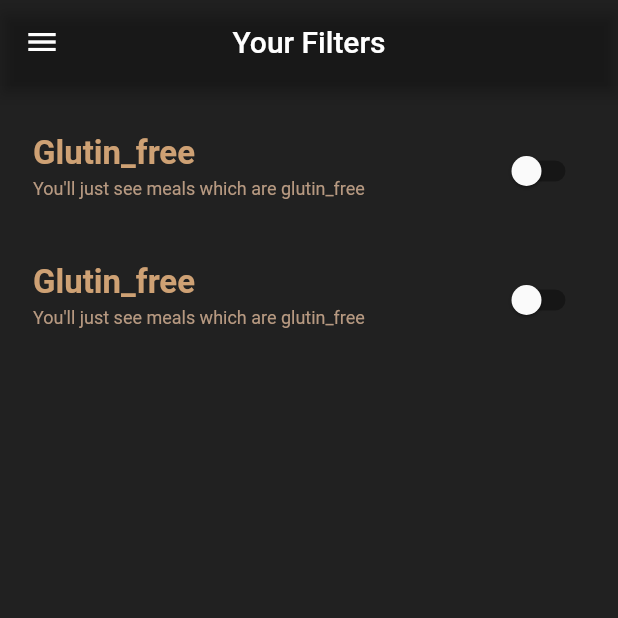
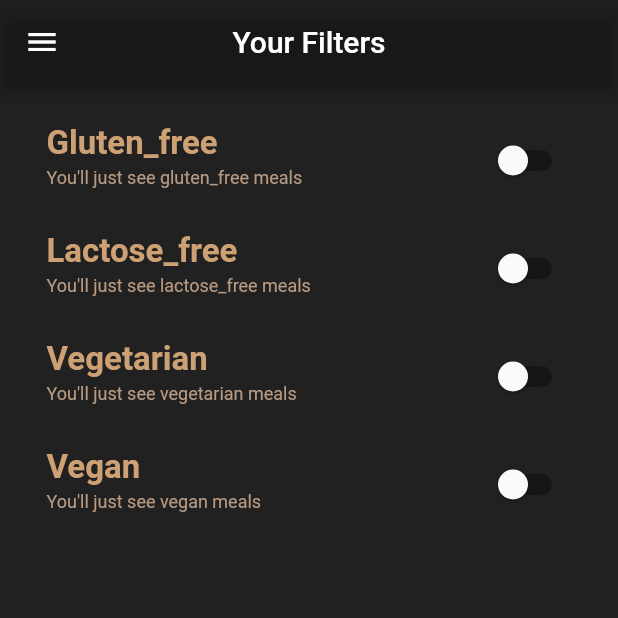
Before and after one commit to MobinAssari/Meals-App-, a Flutter app: the FiltersScreen screen opened directly, on a phone screen of 412 x 824 dp, the top half of it. Run offline on Flutter 3.47's test engine with Material 2 defaults, Android fonts, the phone set to English and light mode, and no system bars; our stand-ins replace transparent_image.

Commit message:
filters came back to filter screen and are not seprate widgets anymore, more filters added

```diff
--- a/lib/screens/filters.dart
+++ b/lib/screens/filters.dart
@@ -9,17 +9,23 @@ class FiltersScreen extends StatefulWidget {
   State<FiltersScreen> createState() {
     return _FiltersScreenState();
   }
-
 }
 
 class _FiltersScreenState extends State<FiltersScreen> {
   var _glutinState = false;
-  void selectScreen(String identifier){
+  var _lactoseState = false;
+  var _vegetarian = false;
+  var _vegan = false;
+
+  void selectScreen(String identifier) {
     Navigator.of(context).pop();
 
-    if(identifier == 'meals'){
-
-      Navigator.of(context).pushReplacement(MaterialPageRoute(builder: (ctx)=> TabsScreen(),),);
+    if (identifier == 'meals') {
+      Navigator.of(context).pushReplacement(
+        MaterialPageRoute(
+          builder: (ctx) => TabsScreen(),
+        ),
+      );
     }
   }
 
@@ -35,9 +41,9 @@ class _FiltersScreenState extends State<FiltersScreen> {
       body: Container(
         color: Colors.black87,
         padding: const EdgeInsets.all(15),
-        child: const Column(
+        child: Column(
           children: [
-            /*SwitchListTile(
+            SwitchListTile(
               value: _glutinState,
               onChanged: (isChecked) {
                 setState(() {
@@ -45,19 +51,79 @@ class _FiltersScreenState extends State<FiltersScreen> {
                 });
               },
               title: const Text(
-                'Glutin_free',
+                'Gluten_free',
                 style: TextStyle(
-                  color: Color.fromARGB(255, 206, 173, 144),
+                    color: Color.fromARGB(255, 206, 161, 116),
+                    fontSize: 22,
+                    fontWeight: FontWeight.bold),
+              ),
+              subtitle: const Text(
+                'You\'ll just see gluten_free meals',
+                style: TextStyle(
+                    color: Color.fromARGB(221, 206, 172, 144), fontSize: 12),
+              ),
+            ),
+            SwitchListTile(
+              value: _lactoseState,
+              onChanged: (isChecked) {
+                setState(() {
+                  _lactoseState = isChecked;
+                });
+              },
+              title: const Text(
+                'Lactose_free',
+                style: TextStyle(
+                    color: Color.fromARGB(255, 206, 161, 116),
+                    fontSize: 22,
+                    fontWeight: FontWeight.bold),
+              ),
+              subtitle: const Text(
+                'You\'ll just see lactose_free meals',
+                style: TextStyle(
+                    color: Color.fromARGB(221, 206, 172, 144), fontSize: 12),
+              ),
+            ),
+            SwitchListTile(
+              value: _vegetarian,
+              onChanged: (isChecked) {
+                setState(() {
+                  _vegetarian = isChecked;
+                });
+              },
+              title: const Text(
+                'Vegetarian',
+                style: TextStyle(
+                  color: Color.fromARGB(255, 206, 161, 116),
+                  fontSize: 22,
+                  fontWeight: FontWeight.bold,
                 ),
               ),
               subtitle: const Text(
-                'You\'ll just see meals which are glutin_free',
-                style: TextStyle(color: Color.fromARGB(255, 206, 173, 144)),
+                'You\'ll just see vegetarian meals',
+                style: TextStyle(
+                    color: Color.fromARGB(221, 206, 172, 144), fontSize: 12),
               ),
-            )*/
-            FilterItem(title: 'Glutin_free', subTitle: 'You\'ll just see meals which are glutin_free'),
-            FilterItem(title: 'Glutin_free', subTitle: 'You\'ll just see meals which are glutin_free'),
-
+            ),
+            SwitchListTile(
+              value: _vegan,
+              onChanged: (isChecked) {
+                setState(() {
+                  _vegan = isChecked;
+                });
+              },
+              title: const Text(
+                'Vegan',
+                style: TextStyle(
+                    color: Color.fromARGB(255, 206, 161, 116),
+                    fontSize: 22,
+                    fontWeight: FontWeight.bold),
+              ),
+              subtitle: const Text(
+                'You\'ll just see vegan meals',
+                style: TextStyle(
+                    color: Color.fromARGB(221, 206, 172, 144), fontSize: 12),
+              ),
+            )
           ],
         ),
       ),
```
